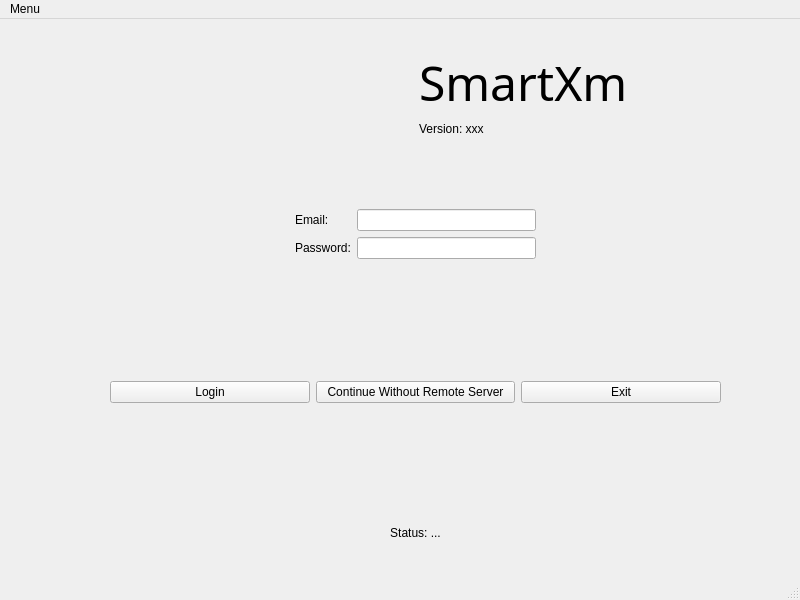
This is UI-prototyping/login/login_window.ui in KaziRifatMorshed/SmartXm as Qt 5 draws it before an edit. The edited form follows.
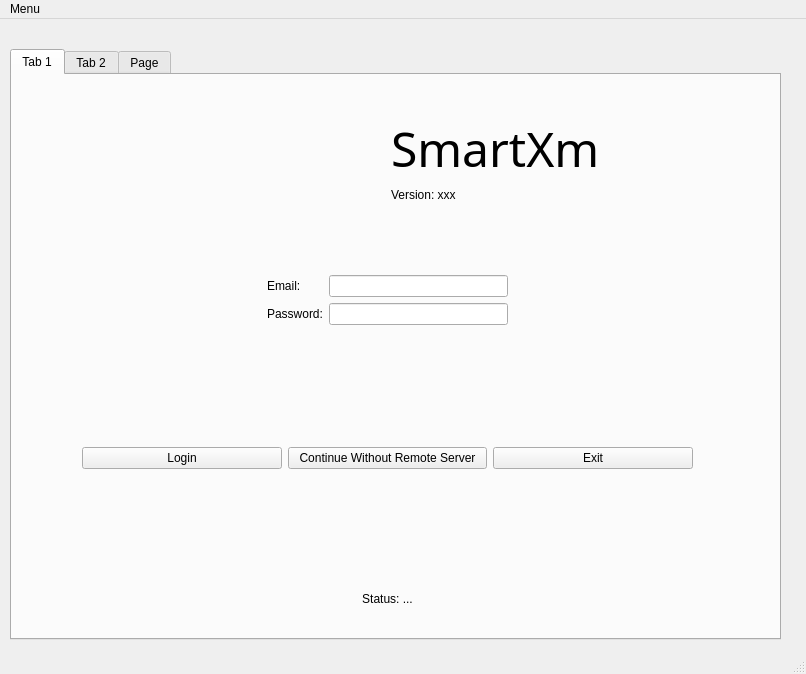
This is the edited form. Icons and pictures are not drawn.

```diff
--- a/UI-prototyping/login/login_window.ui
+++ b/UI-prototyping/login/login_window.ui
@@ -6,19 +6,35 @@
    <rect>
     <x>0</x>
     <y>0</y>
-    <width>800</width>
-    <height>600</height>
+    <width>806</width>
+    <height>674</height>
    </rect>
   </property>
   <property name="windowTitle">
    <string>Login_Window</string>
   </property>
   <widget class="QWidget" name="centralwidget">
-   <widget class="QWidget" name="">
+   <widget class="QTabWidget" name="tabWidget">
     <property name="geometry">
      <rect>
-      <x>110</x>
+      <x>10</x>
       <y>30</y>
+      <width>771</width>
+      <height>591</height>
+     </rect>
+    </property>
+    <property name="currentIndex">
+     <number>0</number>
+    </property>
+    <widget class="QWidget" name="tab">
+     <attribute name="title">
+      <string>Tab 1</string>
+     </attribute>
+     <widget class="QWidget" name="layoutWidget">
+      <property name="geometry">
+       <rect>
+        <x>70</x>
+        <y>40</y>
       <width>611</width>
       <height>491</height>
      </rect>
@@ -191,13 +207,25 @@
     </layout>
    </widget>
   </widget>
+    <widget class="QWidget" name="tab_2">
+     <attribute name="title">
+      <string>Tab 2</string>
+     </attribute>
+    </widget>
+    <widget class="QWidget" name="tab_3">
+     <attribute name="title">
+      <string>Page</string>
+     </attribute>
+    </widget>
+   </widget>
+  </widget>
   <widget class="QMenuBar" name="menubar">
    <property name="geometry">
     <rect>
      <x>0</x>
      <y>0</y>
-     <width>800</width>
-     <height>22</height>
+     <width>806</width>
+     <height>23</height>
     </rect>
    </property>
    <widget class="QMenu" name="menuMenu">
```
Left out of the diff: 8 changed lines with no effect on the pictures. Lines whose indentation alone changed are shown as unchanged.
